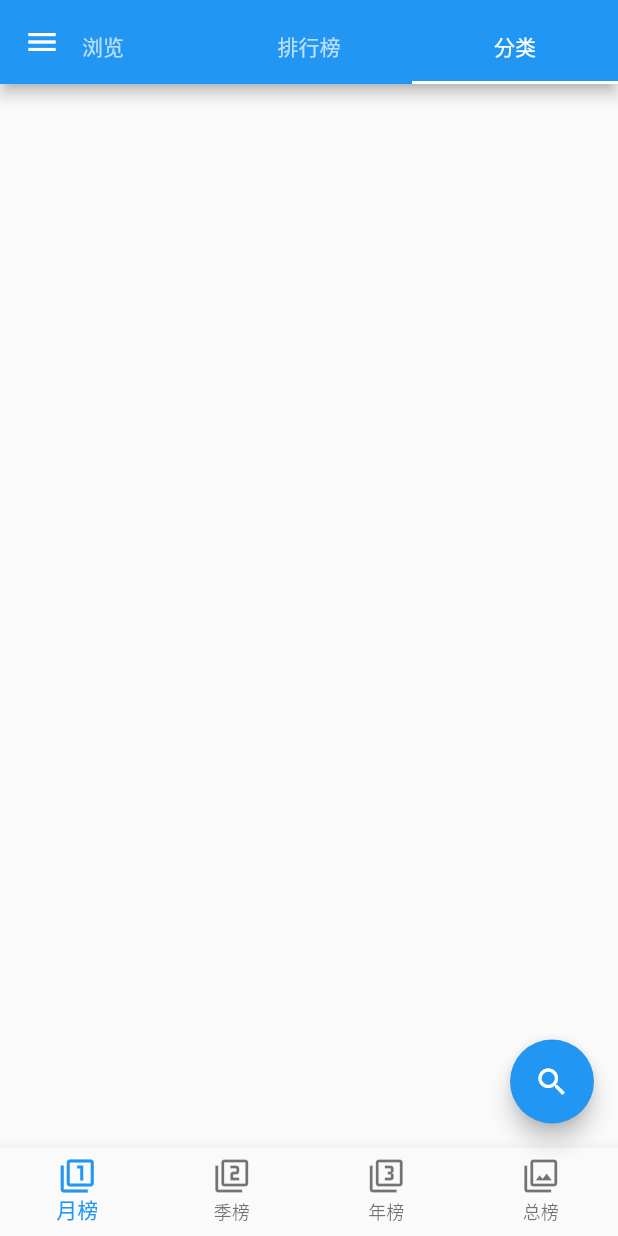
After one commit to Nillouise/raising, a Flutter app: the screen it shows after launch, tab 3 chosen, in the side drawer, after a tap on the "search" icon, on a phone screen of 412 x 824 dp. The commit adds this screen. Run offline on Flutter 3.47's test engine with Material 2 defaults, Android fonts, the phone set to English and light mode, and no system bars; our stand-ins replace logger, sembast; missing offline and left inert: dart:ffi; generated files the repository leaves out were written again.

```diff
--- a/lib/page/FileList.dart
+++ b/lib/page/FileList.dart
@@ -1,10 +1,11 @@
-import 'dart:typed_data';
-
 import 'package:flutter/material.dart';
 import 'package:provider/provider.dart';
-import 'package:raising/channel/Smb.dart';
+import 'package:raising/model/file_info.dart';
 import 'package:raising/model/smb_list_model.dart';
 import 'package:raising/model/smb_navigation.dart';
+import 'package:raising/page/viewer.dart';
+
+import 'drawer.dart';
 
 class FileList extends StatefulWidget {
   FileList({Key key}) : super(key: key);
@@ -18,6 +19,25 @@ class FileList extends StatefulWidget {
 class FileListState extends State<FileList> {
   @override
   Widget build(BuildContext context) {
+    SmbListModel listModel = Provider.of<SmbListModel>(context);
+    if (listModel.smbs.length == 0) {
+      return Center(
+          child: GestureDetector(
+        child: Row(
+//          crossAxisAlignment: CrossAxisAlignment.center,
+          mainAxisAlignment: MainAxisAlignment.center,
+          children: <Widget>[
+            const Icon(Icons.settings),
+            const Text('添加Smb链接'),
+          ],
+        ),
+        onTap: () {
+          showDialog(context: context, child: SmbManage());
+        },
+      ));
+
+      return Center();
+    } else {
       return FutureBuilder<SmbNavigation>(
         future: () {
           SmbNavigation catalog = Provider.of<SmbNavigation>(context);
@@ -40,7 +60,17 @@ class FileListState extends State<FileList> {
                   SmbNavigation catalog = Provider.of<SmbNavigation>(context);
 
                   List<FileInfo> files = catalog.files;
-                return ListTile(title: Text(files[index].filename + "1"));
+                  return ListTile(
+                    title: Text(files[index].filename + "1"),
+                    onTap: () {
+                      Navigator.push(
+                        context,
+                        MaterialPageRoute(
+                          builder: (context) => Viewer(),
+                        ),
+                      );
+                    },
+                  );
                 },
               ));
             }
@@ -52,3 +82,4 @@ class FileListState extends State<FileList> {
       );
     }
   }
+}
--- /dev/null
+++ b/lib/page/category_page.dart
@@ -0,0 +1,64 @@
+import 'package:flutter/material.dart';
+
+class CategoryPage extends StatefulWidget {
+  CategoryPage({Key key}) : super(key: key);
+
+  @override
+  _CategoryPageState createState() {
+    return _CategoryPageState();
+  }
+}
+
+class _CategoryPageState extends State<CategoryPage> {
+  int _selectedIndex = 0;
+
+  void _onItemTapped(int index) {
+    setState(() {
+      _selectedIndex = index;
+    });
+  }
+
+  void _onChangeBookmark() {
+    setState(() {
+      _onlyBookmark = !_onlyBookmark;
+      ScaffoldState _state = context.findAncestorStateOfType<ScaffoldState>();
+      //调用ScaffoldState的showSnackBar来弹出SnackBar
+      _state.showSnackBar(
+        SnackBar(
+          content: Text("只显示收藏"),
+          duration: Duration(seconds: 1),
+        ),
+      );
+    });
+  }
+
+  bool _onlyBookmark = true;
+
+  @override
+  Widget build(BuildContext context) {
+
+    return Scaffold(
+
+      bottomNavigationBar: BottomNavigationBar(
+        type: BottomNavigationBarType.fixed,
+        // 底部导航
+        items: <BottomNavigationBarItem>[
+          BottomNavigationBarItem(
+              icon: Icon(Icons.filter_1), title: Text('月榜')),
+          BottomNavigationBarItem(
+              icon: Icon(Icons.filter_2), title: Text('季榜')),
+          BottomNavigationBarItem(
+              icon: Icon(Icons.filter_3), title: Text('年榜')),
+          BottomNavigationBarItem(icon: Icon(Icons.filter), title: Text('总榜')),
+        ],
+        currentIndex: _selectedIndex,
+        fixedColor: Colors.blue,
+        onTap: _onItemTapped,
+      ),
+      floatingActionButton: FloatingActionButton(
+          //悬浮按钮
+          child: Icon(Icons.search),
+          onPressed: _onChangeBookmark),
+    );
+  }
+}
--- a/lib/page/home.dart
+++ b/lib/page/home.dart
@@ -2,6 +2,7 @@ import 'package:flutter/material.dart';
 import 'package:raising/page/FileList.dart';
 import 'package:raising/page/rank.dart';
 
+import 'category_page.dart';
 import 'drawer.dart';
 
 class RaisingHome extends StatelessWidget {
@@ -13,9 +14,8 @@ class RaisingHome extends StatelessWidget {
       length: 3,
       child: Scaffold(
         appBar: AppBar(
-          flexibleSpace: new Column(
-            mainAxisAlignment: MainAxisAlignment.end,
-            children: [
+            flexibleSpace:
+                new Column(mainAxisAlignment: MainAxisAlignment.end, children: [
           new TabBar(
             tabs: [
               Tab(text: "浏览"),
@@ -23,16 +23,13 @@ class RaisingHome extends StatelessWidget {
               Tab(text: "分类"),
             ],
           ),
-            ]
-          )
-        ),
-
+        ])),
         drawer: HomeDrawer(),
         body: TabBarView(
           children: [
             Center(child: FileList()),
             Center(child: RankPage()),
-            Center(child: RankPage()),
+            Center(child: CategoryPage()),
           ],
         ),
       ),
```
Also changed, not shown: lib/channel/Smb.dart (+24 -5 lines), lib/model/file_info.dart (added, +87 -0 lines), lib/model/smb_navigation.dart (+2 -5 lines), lib/page/viewer.dart (added, +87 -0 lines), pubspec.yaml (+4 -3 lines), 1 other file. Lines whose indentation alone changed are shown as unchanged.
